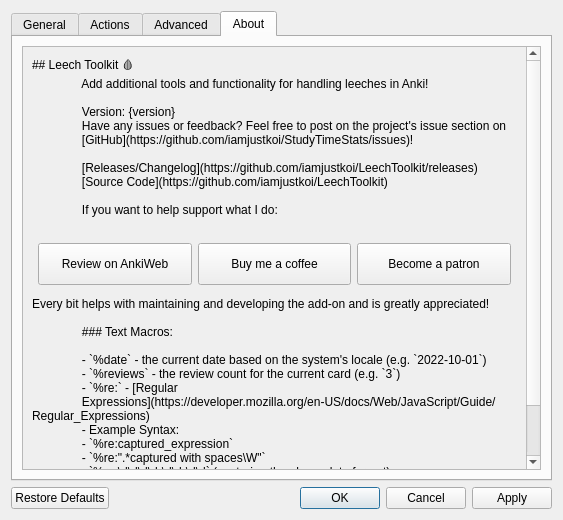
Old version of the form res/ui/options_dialog.ui in the repository iamjustkoi/LeechToolkit.
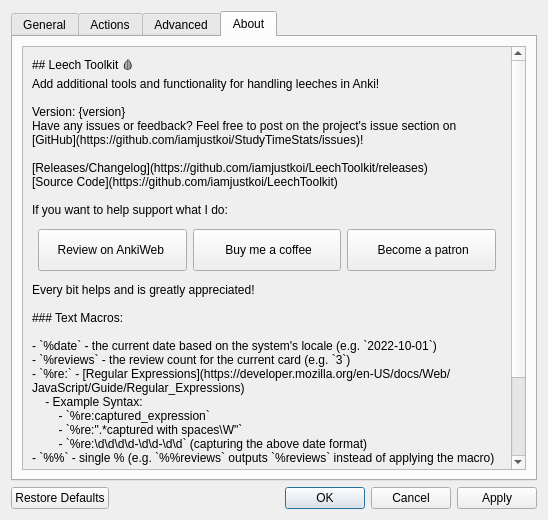
New version of the form. Icons and pictures are not drawn.

Commit message: Fixed undo message/entry for leech actions

```diff
--- a/res/ui/options_dialog.ui
+++ b/res/ui/options_dialog.ui
@@ -9,7 +9,7 @@
    <rect>
     <x>0</x>
     <y>0</y>
-    <width>563</width>
+    <width>533</width>
     <height>520</height>
    </rect>
   </property>
@@ -43,7 +43,7 @@
            <rect>
             <x>0</x>
             <y>0</y>
-            <width>519</width>
+            <width>489</width>
             <height>175</height>
            </rect>
           </property>
@@ -85,8 +85,7 @@
               <item>
                <widget class="QCheckBox" name="almostCheckbox">
                 <property name="toolTip">
-                 <string>When reviewing, displays a mark below the current card if it's about to be marked as a leech.
-                 </string>
+                 <string>When reviewing, displays a mark below the current card if it's about to be marked as a leech.</string>
                 </property>
                 <property name="text">
                  <string>Show unique marker for about-to-be-leeched cards</string>
@@ -111,9 +110,7 @@
                    </sizepolicy>
                   </property>
                   <property name="toolTip">
-                   <string>Position of the attached marker. Attaches to the bottom of the reveiwer with a centered
-                    default value.
-                   </string>
+                   <string>Position of the attached marker. Attaches to the bottom of the reveiwer with a centered default value.</string>
                   </property>
                   <item>
                    <property name="text">
@@ -202,7 +199,7 @@
            <rect>
             <x>0</x>
             <y>0</y>
-            <width>519</width>
+            <width>489</width>
             <height>16</height>
            </rect>
           </property>
@@ -270,7 +267,7 @@
            <rect>
             <x>0</x>
             <y>0</y>
-            <width>519</width>
+            <width>497</width>
             <height>314</height>
            </rect>
           </property>
@@ -284,9 +281,7 @@
            <item>
             <widget class="QCheckBox" name="toolsOptionsCheckBox">
              <property name="toolTip">
-              <string>Enables a Tools menu shortcut in the toolbar for accessing these options. These can also be
-               accessed in the Add-ons window from the &quot;Config&quot; button.
-              </string>
+              <string>Enables a Tools menu shortcut in the toolbar for accessing these options. These can also be accessed in the Add-ons window from the &quot;Config&quot; button.</string>
              </property>
              <property name="text">
               <string>Show options in Tools menu</string>
@@ -296,9 +291,7 @@
            <item>
             <widget class="QCheckBox" name="syncUpdateCheckbox">
              <property name="toolTip">
-              <string>After syncing, updates the entire collection with the current options/actions based on the synced
-               review logs.
-              </string>
+              <string>After syncing, updates the entire collection with the current options/actions based on the synced review logs.</string>
              </property>
              <property name="text">
               <string>Update collection on-sync</string>
@@ -326,13 +319,11 @@
            <item>
             <widget class="QGroupBox" name="syncTagCheckbox">
              <property name="toolTip">
-              <string>Keeps track of leech/unleech actions across devices using a custom tag that gets added to any
-               filtered leeches.
-              </string>
+              <string>Keeps track of leech/unleech actions across devices using a custom tag that gets added to any filtered leeches.</string>
              </property>
              <property name="title">
               <string>Use a custom tag to keep track of toolkit updates across devices
-              </string>
+                                            </string>
              </property>
              <property name="checkable">
               <bool>true</bool>
@@ -351,9 +342,7 @@
               <item>
                <widget class="QLabel" name="label">
                 <property name="text">
-                 <string>* Before syncing/updating, should be updated to the same tag as any other Anki client(s) where
-                  it might've also been changed and synced/uploaded.
-                 </string>
+                 <string>* Before syncing/updating, should be updated to the same tag as any other Anki client(s) where it might've also been changed and synced/uploaded.</string>
                 </property>
                 <property name="wordWrap">
                  <bool>true</bool>
@@ -446,8 +435,8 @@
            <rect>
             <x>0</x>
             <y>0</y>
-            <width>519</width>
-            <height>427</height>
+            <width>472</width>
+            <height>516</height>
            </rect>
           </property>
           <layout class="QVBoxLayout" name="scroll_layout" stretch="0,0,1">
@@ -464,17 +453,15 @@
              </property>
              <property name="text">
               <string>## Leech Toolkit 🩸
-               Add additional tools and functionality for handling leeches in Anki!
+Add additional tools and functionality for handling leeches in Anki!
 
-               Version: {version}
-               Have any issues or feedback? Feel free to post on the project's issue section on
-               [GitHub](https://github.com/iamjustkoi/StudyTimeStats/issues)!
+Version: {version}  
+Have any issues or feedback? Feel free to post on the project's issue section on [GitHub](https://github.com/iamjustkoi/StudyTimeStats/issues)!  
 
-               [Releases/Changelog](https://github.com/iamjustkoi/LeechToolkit/releases)
-               [Source Code](https://github.com/iamjustkoi/LeechToolkit)
+[Releases/Changelog](https://github.com/iamjustkoi/LeechToolkit/releases)  
+[Source Code](https://github.com/iamjustkoi/LeechToolkit)  
 
-               If you want to help support what I do:
-              </string>
+If you want to help support what I do:</string>
              </property>
              <property name="textFormat">
               <enum>Qt::MarkdownText</enum>
@@ -525,13 +512,11 @@
                 <enum>Qt::CustomContextMenu</enum>
                </property>
                <property name="text">
-                <string>Review on AnkiWeb</string>
+                <string>Review on AnkiWeb </string>
                </property>
                <property name="icon">
                 <iconset>
-                 <normaloff>../../../StudyTimeStats/res/ui/res/img/anki_like.png</normaloff>
-                 ../../../StudyTimeStats/res/ui/res/img/anki_like.png
-                </iconset>
+                 <normaloff>../../../StudyTimeStats/res/ui/res/img/anki_like.png</normaloff>../../../StudyTimeStats/res/ui/res/img/anki_like.png</iconset>
                </property>
                <property name="iconSize">
                 <size>
@@ -565,13 +550,11 @@
                 <enum>Qt::CustomContextMenu</enum>
                </property>
                <property name="text">
-                <string>Buy me a coffee</string>
+                <string>  Buy me a coffee </string>
                </property>
                <property name="icon">
                 <iconset>
-                 <normaloff>../../../StudyTimeStats/res/ui/res/img/kofilogo_blue.PNG</normaloff>
-                 ../../../StudyTimeStats/res/ui/res/img/kofilogo_blue.PNG
-                </iconset>
+                 <normaloff>../../../StudyTimeStats/res/ui/res/img/kofilogo_blue.PNG</normaloff>../../../StudyTimeStats/res/ui/res/img/kofilogo_blue.PNG</iconset>
                </property>
                <property name="iconSize">
                 <size>
@@ -605,13 +588,11 @@
                 <enum>Qt::CustomContextMenu</enum>
                </property>
                <property name="text">
-                <string>Become a patron</string>
+                <string>  Become a patron </string>
                </property>
                <property name="icon">
                 <iconset>
-                 <normaloff>../../../StudyTimeStats/res/ui/res/img/patreon.png</normaloff>
-                 ../../../StudyTimeStats/res/ui/res/img/patreon.png
-                </iconset>
+                 <normaloff>../../../StudyTimeStats/res/ui/res/img/patreon.png</normaloff>../../../StudyTimeStats/res/ui/res/img/patreon.png</iconset>
                </property>
                <property name="iconSize">
                 <size>
@@ -632,20 +613,25 @@
               </sizepolicy>
              </property>
              <property name="text">
-              <string>Every bit helps with maintaining and developing the add-on and is greatly appreciated!
+              <string>Every bit helps and is greatly appreciated!
 
-               ### Text Macros:
+### Text Macros:
 
-               - `%date` - the current date based on the system's locale (e.g. `2022-10-01`)
-               - `%reviews` - the review count for the current card (e.g. `3`)
-               - `%re:` - [Regular
-               Expressions](https://developer.mozilla.org/en-US/docs/Web/JavaScript/Guide/Regular_Expressions)
-               - Example Syntax:
-               - `%re:captured_expression`
-               - `%re:&quot;.*captured with spaces\W&quot;`
-               - `%re:\d\d\d\d-\d\d-\d\d` (capturing the above date format)
-               - `%%` - single % (e.g. `%%reviews` outputs `%reviews` instead of applying the macro)
-              </string>
+- `%date` - the current date based on the system's locale (e.g. `2022-10-01`)
+- `%reviews` - the review count for the current card (e.g. `3`)
+- `%re:` - [Regular Expressions](https://developer.mozilla.org/en-US/docs/Web/JavaScript/Guide/Regular_Expressions)
+    - Example Syntax:
+        - `%re:captured_expression`
+        - `%re:&quot;.*captured with spaces\W&quot;`
+        - `%re:\d\d\d\d-\d\d-\d\d` (capturing the above date format)
+- `%%` - single % (e.g. `%%reviews` outputs `%reviews` instead of applying the macro)
+
+&lt;br&gt;&lt;/br&gt;
+Thanks for downloading and happy leeching!  
+-koi  
+&lt;br&gt;&lt;/br&gt;  
+MIT License    
+©2022 JustKoi (iamjustkoi)  </string>
              </property>
              <property name="textFormat">
               <enum>Qt::MarkdownText</enum>
@@ -657,7 +643,7 @@
               <bool>true</bool>
              </property>
              <property name="textInteractionFlags">
-              <set>Qt::LinksAccessibleByMouse|Qt::TextSelectableByKeyboard|Qt::TextSelectableByMouse</set>
+              <set>Qt::LinksAccessibleByKeyboard|Qt::LinksAccessibleByMouse|Qt::TextBrowserInteraction|Qt::TextSelectableByKeyboard|Qt::TextSelectableByMouse</set>
              </property>
             </widget>
            </item>
```
The commit also changes 12 other files.
